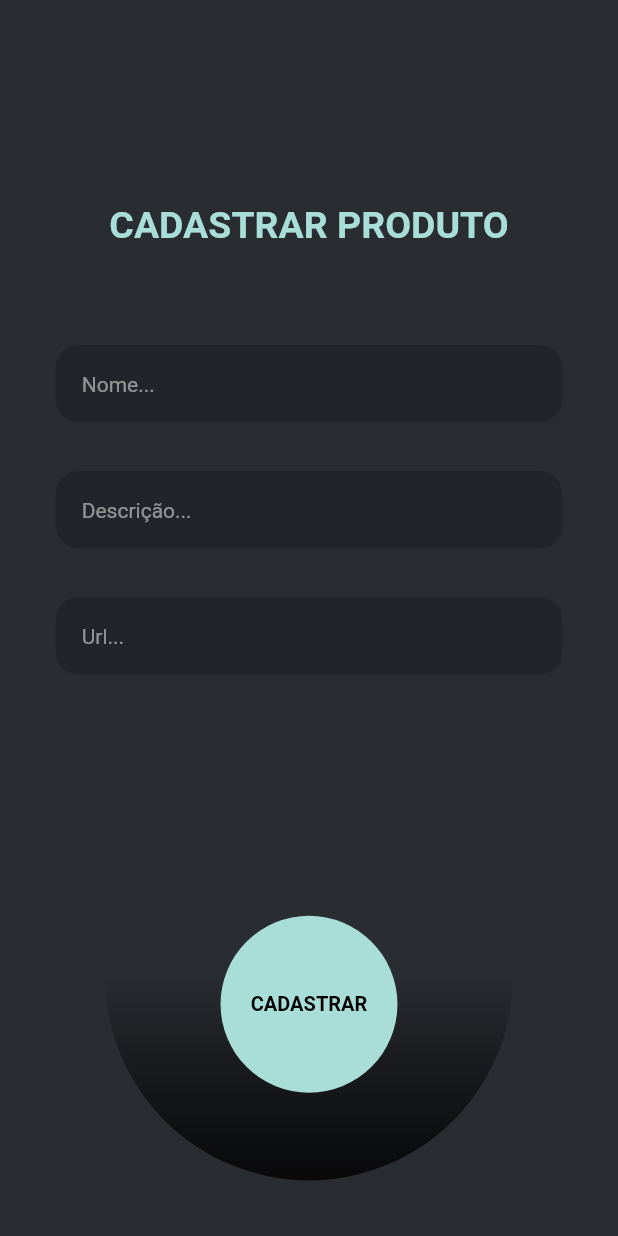
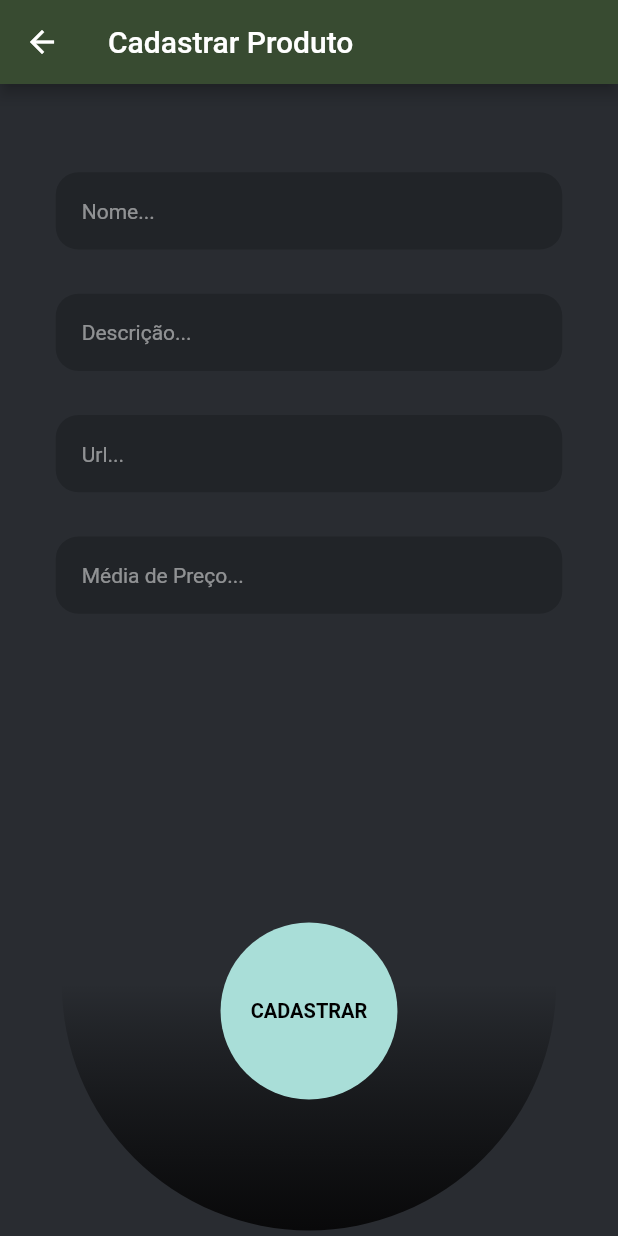
Before and after one commit to fpjunior/crud_flutter_fernando, a Flutter app: the screen it shows after launch, after a tap on the "add" icon, on a phone screen of 412 x 824 dp. Run offline on Flutter 3.47's test engine with Material 2 defaults, Android fonts, the phone set to English and light mode, and no system bars; our stand-ins replace cloud_firestore, firebase_core, flutter_staggered_animations, fluttertoast; accounts and stored records are empty; network calls fail.

```diff
--- a/lib/main.dart
+++ b/lib/main.dart
@@ -85,6 +85,29 @@ class _MyHomePageState extends State<MyHomePage> {
       appBar: AppBar(
         backgroundColor: Color.fromRGBO(56, 75, 49, 1.0),
         title: Center(child: Text("Lista de Produtos")),
+        actions: [
+          Container(
+            margin: EdgeInsets.only(right: 10),
+            child: SizedBox(
+              width: 40,
+              child: FloatingActionButton(
+                onPressed: () {
+                  Navigator.push(
+                          context,
+                          MaterialPageRoute(
+                              builder: (context) => MyCustomLoginUI(db: db)))
+                      .then((value) {
+                    if (value != null) {
+                      initialise();
+                    }
+                  });
+                },
+                tooltip: 'Cadastrar um novo produto',
+                child: Icon(Icons.add),
+              ),
+            ),
+          ), // This t
+        ],
       ),
       body: ListView.builder(
         itemCount: docs.length,
@@ -135,20 +158,20 @@ class _MyHomePageState extends State<MyHomePage> {
           );
         },
       ),
-      floatingActionButton: FloatingActionButton(
-        onPressed: () {
-          Navigator.push(
-              context,
-              MaterialPageRoute(
-                  builder: (context) => MyCustomLoginUI(db: db))).then((value) {
-            if (value != null) {
-              initialise();
-            }
-          });
-        },
-        tooltip: 'Cadastrar um novo produto',
-        child: Icon(Icons.add),
-      ), // This trailing comma makes auto-formatting nicer for build methods.
+      // floatingActionButton: FloatingActionButton(
+      //   onPressed: () {
+      //     Navigator.push(
+      //         context,
+      //         MaterialPageRoute(
+      //             builder: (context) => MyCustomLoginUI(db: db))).then((value) {
+      //       if (value != null) {
+      //         initialise();
+      //       }
+      //     });
+      //   },
+      //   tooltip: 'Cadastrar um novo produto',
+      //   child: Icon(Icons.add),
+      // ), // This trailing comma makes auto-formatting nicer for build methods.
     );
   }
 }
--- a/lib/view3.dart
+++ b/lib/view3.dart
@@ -67,6 +67,10 @@ class _MyCustomLoginUIState extends State<MyCustomLoginUI>
     double _width = MediaQuery.of(context).size.width;
     double _height = MediaQuery.of(context).size.height;
     return Scaffold(
+      appBar: AppBar(
+        backgroundColor: Color.fromRGBO(56, 75, 49, 1.0),
+        title: Text("Cadastrar Produto"),
+      ),
       backgroundColor: Color(0xff292C31),
       body: ScrollConfiguration(
         behavior: MyBehavior(),
@@ -75,25 +79,26 @@ class _MyCustomLoginUIState extends State<MyCustomLoginUI>
             height: _height,
             child: Column(
               children: [
-                Expanded(child: SizedBox()),
+                // Expanded(child: SizedBox()),
                 Expanded(
-                  flex: 4,
+                  flex: 3,
                   child: Column(
                     mainAxisAlignment: MainAxisAlignment.spaceEvenly,
                     children: [
                       // SizedBox(),
-                      Text(
-                        'CADASTRAR PRODUTO',
-                        style: TextStyle(
-                          fontSize: 25,
-                          fontWeight: FontWeight.w600,
-                          color: Color(0xffA9DED8),
-                        ),
-                      ),
+                      // Text(
+                      //   'CADASTRAR PRODUTO',
+                      //   style: TextStyle(
+                      //     fontSize: 25,
+                      //     fontWeight: FontWeight.w600,
+                      //     color: Color(0xffA9DED8),
+                      //   ),
+                      // ),
                       SizedBox(),
                       component1('Nome...', nameController),
                       component1('Descrição...', descriptionController),
                       component1('Url...', urlImageController),
+                      component1('Média de Preço...', precoController),
                       Row(
                         mainAxisAlignment: MainAxisAlignment.center,
                         children: [
@@ -147,7 +152,7 @@ class _MyCustomLoginUIState extends State<MyCustomLoginUI>
                             },
                             child: Container(
                               height: _width * .3,
-                              width: _width * .8,
+                              // width: _width * .8,
                               alignment: Alignment.center,
                               decoration: BoxDecoration(
                                 color: Color(0xffA9DED8),
--- a/pubspec.yaml
+++ b/pubspec.yaml
@@ -31,6 +31,7 @@ dependencies:
   flutter_staggered_animations:
   animations: ^2.0.2
   fluttertoast: ^8.0.8
+  url_launcher:
 
 dev_dependencies:
   flutter_test:
```
Also changed, not shown: lib/view.dart (+77 -13 lines), pubspec.lock.
